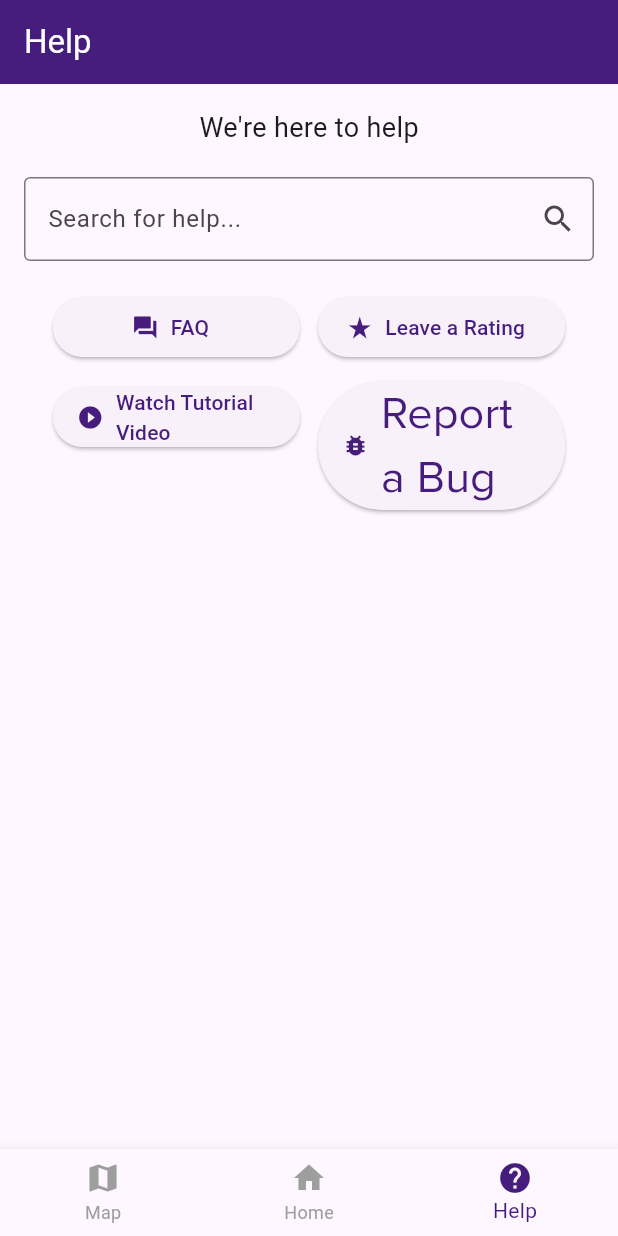
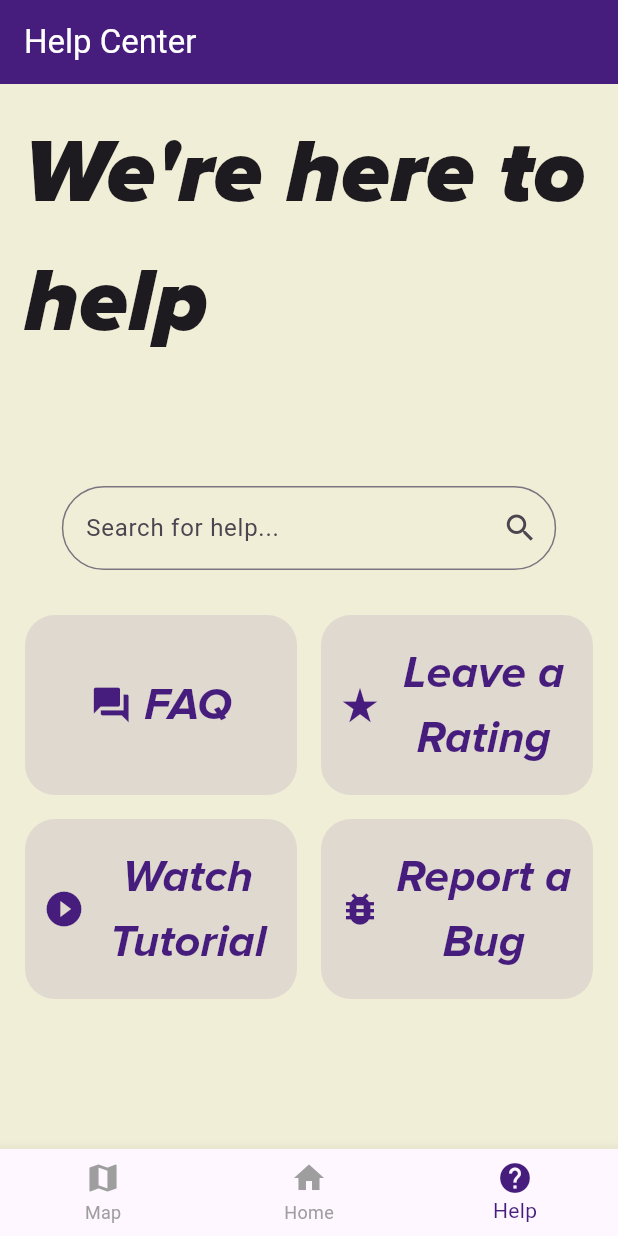
Before and after one commit to loraavie/branded_tour_app, a Flutter app: the screen it shows after launch, item 3 of the bottom bar chosen, on a phone screen of 412 x 824 dp. Run offline on Flutter 3.47's test engine with Material 3 defaults, Android fonts, the phone set to English and light mode, and no system bars; our stand-ins replace video_player, youtube_player_flutter.

Commit message:
search function works and color palette changed for help page

```diff
--- a/lib/main.dart
+++ b/lib/main.dart
@@ -308,51 +308,24 @@ class HomeScreen extends StatelessWidget {
   }
 }
 
-class HelpScreen extends StatelessWidget {
-  const HelpScreen({super.key});
+class HelpButtonData {
+  final String label;
+  final IconData icon;
+  final VoidCallback onPressed;
 
-  @override
-  Widget build(BuildContext context) {
-    final TextEditingController searchController = TextEditingController();
-    return Scaffold(
-      appBar: AppBar(title: const Text('Help')),
-      body: Padding(
-        padding: const EdgeInsets.all(16.0),
-        child: Column(
-          crossAxisAlignment: CrossAxisAlignment.stretch,
-          children: <Widget>[
-            const Center(
-              child: Text("We're here to help", style: TextStyle(fontSize: 18)),
-            ),
-            const SizedBox(height: 20),
+  HelpButtonData({
+    required this.label,
+    required this.icon,
+    required this.onPressed,
+  });
+}
 
-            // Search bar
-            TextField(
-              controller: searchController,
-              decoration: InputDecoration(
-                labelText: 'Search for help...',
-                border: OutlineInputBorder(),
-                suffixIcon: Icon(Icons.search),
-              ),
-              onChanged: (query) {
-                // Optional: implement keyword search within your help content
-              },
-            ),
-            const SizedBox(height: 20),
-
-            // FAQ Button
-            Wrap(
-              spacing: 12.0, // horizontal spacing between buttons
-              runSpacing: 12.0, // vertical spacing between rows
-              alignment: WrapAlignment.center,
-              children: [
-                SizedBox(
-                  width:
-                      MediaQuery.of(context).size.width *
-                      0.4, // adjust width as needed
-                  child: ElevatedButton.icon(
+List<HelpButtonData> _helpButtons(BuildContext context) {
+  return [
+    HelpButtonData(
+      label: 'FAQ',
+      icon: Icons.question_answer,
       onPressed: () {
-                      // Navigate to FAQ screen or show dialog
         showDialog(
           context: context,
           builder:
@@ -370,53 +343,38 @@ class HelpScreen extends StatelessWidget {
               ),
         );
       },
-                    icon: const Icon(Icons.question_answer),
-                    label: const Text('FAQ'),
     ),
-                ),
-                // Leave a Rating
-                SizedBox(
-                  width: MediaQuery.of(context).size.width * 0.4,
-                  child: ElevatedButton.icon(
+    HelpButtonData(
+      label: 'Leave a Rating',
+      icon: Icons.star_rate,
       onPressed: () {
         showModalBottomSheet(
           context: context,
           builder: (context) => const RatingSheet(),
         );
       },
-                    icon: const Icon(Icons.star_rate),
-                    label: const Text('Leave a Rating'),
     ),
-                ),
-
-                SizedBox(
-                  width: MediaQuery.of(context).size.width * 0.4,
-                  child: ElevatedButton.icon(
+    HelpButtonData(
+      label: 'Watch Tutorial',
+      icon: Icons.play_circle_fill,
       onPressed: () {
         Navigator.push(
           context,
-                        MaterialPageRoute(
-                          builder: (context) => const TutorialVideoScreen(),
-                        ),
+          MaterialPageRoute(builder: (context) => const TutorialVideoScreen()),
         );
       },
-                    icon: const Icon(Icons.play_circle_fill),
-                    label: const Text('Watch Tutorial Video'),
     ),
-                ),
-                // Report a Bug
-                SizedBox(
-                  width: MediaQuery.of(context).size.width * 0.4,
-                  child: ElevatedButton.icon(
+    HelpButtonData(
+      label: 'Report a Bug',
+      icon: Icons.bug_report,
       onPressed: () {
-                      // Replace with your bug report logic or URL
         showDialog(
           context: context,
           builder:
               (context) => AlertDialog(
                 title: const Text('Report a Bug'),
                 content: const Text(
-                                'Please email support@yourapp.com with a description of the bug.',
+                  'Please email antoinekaleb6@gmail.com with a description of the bug.',
                 ),
                 actions: [
                   TextButton(
@@ -427,14 +385,120 @@ class HelpScreen extends StatelessWidget {
               ),
         );
       },
-                    icon: const Icon(Icons.bug_report),
-                    label: const Text(
-                      'Report a Bug',
+    ),
+  ];
+}
+
+class HelpScreen extends StatefulWidget {
+  const HelpScreen({super.key});
+
+  @override
+  State<HelpScreen> createState() => _HelpScreenState();
+}
+
+class _HelpScreenState extends State<HelpScreen> {
+  final TextEditingController searchController = TextEditingController();
+  List<HelpButtonData> allButtons = [];
+  List<HelpButtonData> filteredButtons = [];
+
+  @override
+  void initState() {
+    super.initState();
+    allButtons = _helpButtons(context);
+    filteredButtons = List.from(allButtons);
+    searchController.addListener(_onSearchChanged);
+  }
+
+  void _onSearchChanged() {
+    final query = searchController.text.toLowerCase();
+    setState(() {
+      filteredButtons =
+          allButtons
+              .where((button) => button.label.toLowerCase().contains(query))
+              .toList();
+    });
+  }
+
+  @override
+  void dispose() {
+    searchController.dispose();
+    super.dispose();
+  }
+
+  @override
+  Widget build(BuildContext context) {
+    return Scaffold(
+      backgroundColor: Color(0xFFF1EED8),
+      appBar: AppBar(title: const Text('Help Center')),
+      body: Padding(
+        padding: const EdgeInsets.all(16.0),
+        child: Column(
+          crossAxisAlignment: CrossAxisAlignment.stretch,
+          children: <Widget>[
+            const Center(
+              child: Text(
+                "We're here to help",
                 style: TextStyle(
+                  fontSize: 60,
+                  fontFamily: "Proximanova",
+                  fontStyle: FontStyle.italic,
+                  fontWeight: FontWeight.w900,
+                ),
+              ),
+            ),
+            const SizedBox(height: 80),
+
+            // Search bar
+            Center(
+              child: SizedBox(
+                width: MediaQuery.of(context).size.width * 0.8,
+                child: TextField(
+                  controller: searchController,
+                  decoration: InputDecoration(
+                    labelText: 'Search for help...',
+                    border: OutlineInputBorder(
+                      borderRadius: BorderRadius.circular(30),
+                    ),
+                    suffixIcon: Icon(Icons.search),
+                  ),
+                ),
+              ),
+            ),
+            const SizedBox(height: 30),
+
+            // FAQ Button
+            Wrap(
+              spacing: 16.0,
+              runSpacing: 16.0,
+              alignment: WrapAlignment.center,
+              children: [
+                for (var buttonData in filteredButtons)
+                  SizedBox(
+                    width: MediaQuery.of(context).size.width * 0.44,
+                    height: 120,
+                    child: ElevatedButton.icon(
+                      onPressed: buttonData.onPressed,
+                      icon: Icon(buttonData.icon, size: 28),
+                      label: Text(
+                        buttonData.label,
+                        textAlign: TextAlign.center,
+                        style: const TextStyle(
                           fontSize: 30,
-                        fontFamily: "Proximanova",
-                        fontWeight: FontWeight.w400,
+                          fontWeight: FontWeight.w200,
+                          fontStyle: FontStyle.italic,
+                          fontFamily: 'Proximanova',
                         ),
+                      ),
+                      style: ElevatedButton.styleFrom(
+                        shape: RoundedRectangleBorder(
+                          borderRadius: BorderRadius.circular(20),
+                        ),
+                        padding: const EdgeInsets.all(12),
+                        backgroundColor: Theme.of(
+                          context,
+                        ).colorScheme.primary.withOpacity(0.1),
+                        foregroundColor: Theme.of(context).colorScheme.primary,
+                        elevation: 0,
                       ),
                     ),
                   ),
```
Lines whose indentation alone changed are shown as unchanged.
